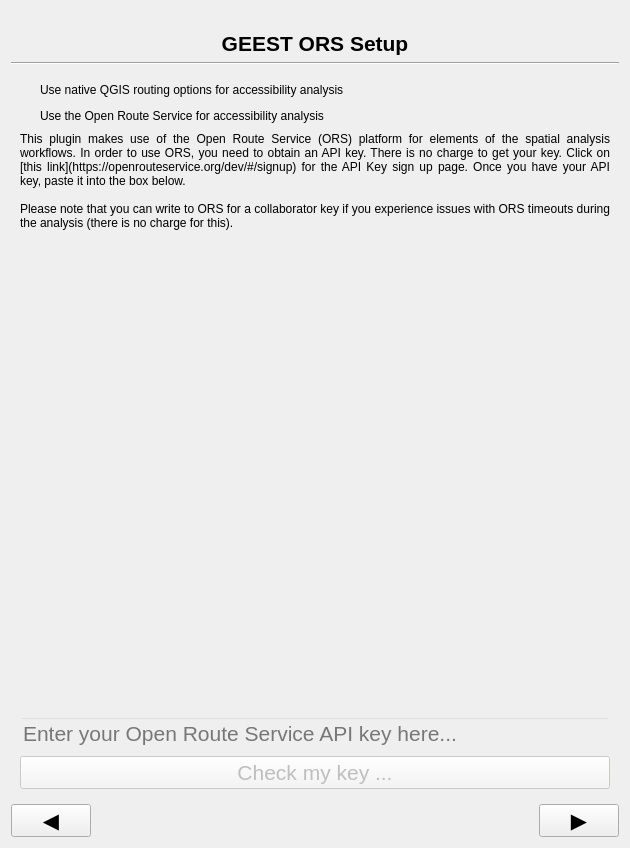
This is geest/ui/ors_panel_base.ui in worldbank/GEEST as Qt 5 draws it before an edit. The edited form follows.
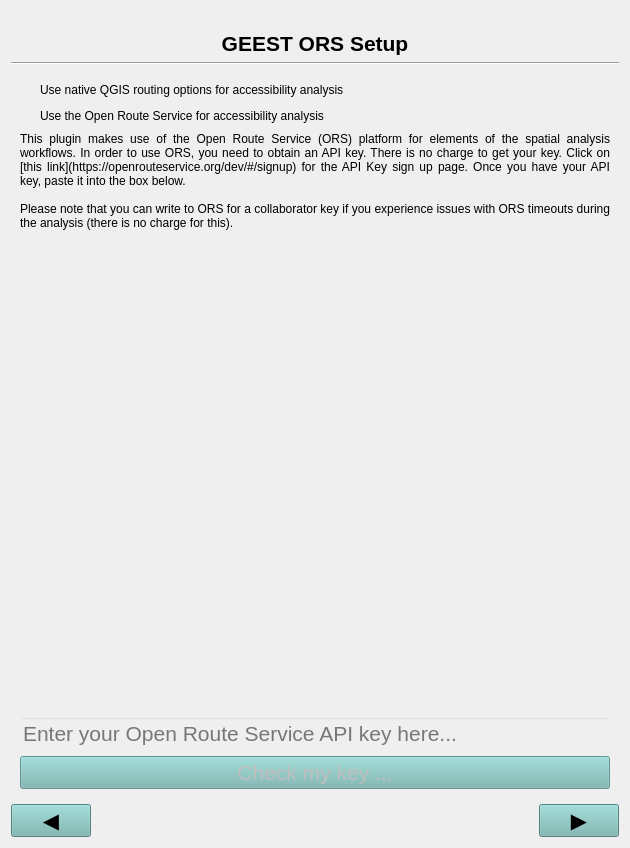
This is the edited form. Icons and pictures are not drawn.

Commit message: Set background color of widgets

Patch:
```diff
--- a/geest/ui/ors_panel_base.ui
+++ b/geest/ui/ors_panel_base.ui
@@ -35,6 +35,9 @@
          <pointsize>16</pointsize>
         </font>
        </property>
+       <property name="styleSheet">
+        <string notr="true">background-color: rgba(118, 182, 178, 255);</string>
+       </property>
        <property name="text">
         <string>◀️</string>
        </property>
@@ -72,6 +75,9 @@
          <pointsize>16</pointsize>
         </font>
        </property>
+       <property name="styleSheet">
+        <string notr="true">background-color: rgba(118, 182, 178, 255);</string>
+       </property>
        <property name="text">
         <string>▶️</string>
        </property>
@@ -147,7 +153,7 @@
           </font>
          </property>
          <property name="styleSheet">
-          <string notr="true">background-color: rgb(246, 245, 244);</string>
+          <string notr="true">background-color: rgba(118, 182, 178, 255);</string>
          </property>
          <property name="text">
           <string>Check my key ...</string>
```
The commit also changes 7 other files.
